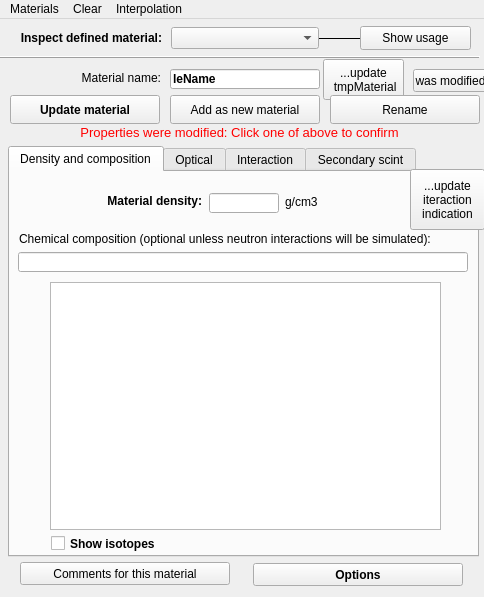
andrmor/ANTS2, file src/gui/materialinspectorwindow.ui: the form before one commit.
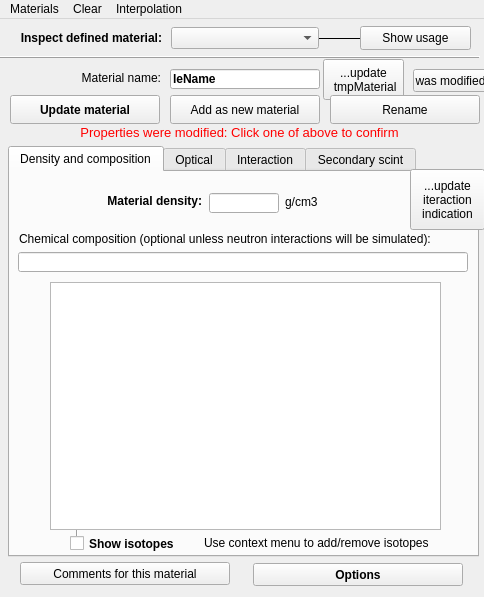
The form after the commit.

The edit to the form file:
```diff
--- a/src/gui/materialinspectorwindow.ui
+++ b/src/gui/materialinspectorwindow.ui
@@ -416,7 +416,7 @@
       <property name="geometry">
        <rect>
         <x>7</x>
-        <y>78</y>
+        <y>79</y>
         <width>452</width>
         <height>23</height>
        </rect>
@@ -455,7 +455,7 @@
      <widget class="QCheckBox" name="cbShowIsotopes">
       <property name="geometry">
        <rect>
-        <x>41</x>
+        <x>60</x>
         <y>363</y>
         <width>181</width>
         <height>17</height>
@@ -471,6 +471,32 @@
        <string>Show isotopes</string>
       </property>
      </widget>
+     <widget class="Line" name="line_9">
+      <property name="geometry">
+       <rect>
+        <x>66</x>
+        <y>348</y>
+        <width>3</width>
+        <height>25</height>
+       </rect>
+      </property>
+      <property name="orientation">
+       <enum>Qt::Vertical</enum>
+      </property>
+     </widget>
+     <widget class="QLabel" name="labContextMenuHelp">
+      <property name="geometry">
+       <rect>
+        <x>194</x>
+        <y>361</y>
+        <width>259</width>
+        <height>20</height>
+       </rect>
+      </property>
+      <property name="text">
+       <string>Use context menu to add/remove isotopes</string>
+      </property>
+     </widget>
      <zorder>label_22</zorder>
      <zorder>ledDensity</zorder>
      <zorder>label_21</zorder>
```
Left out of the diff: 28 changed lines with no effect on the pictures.
